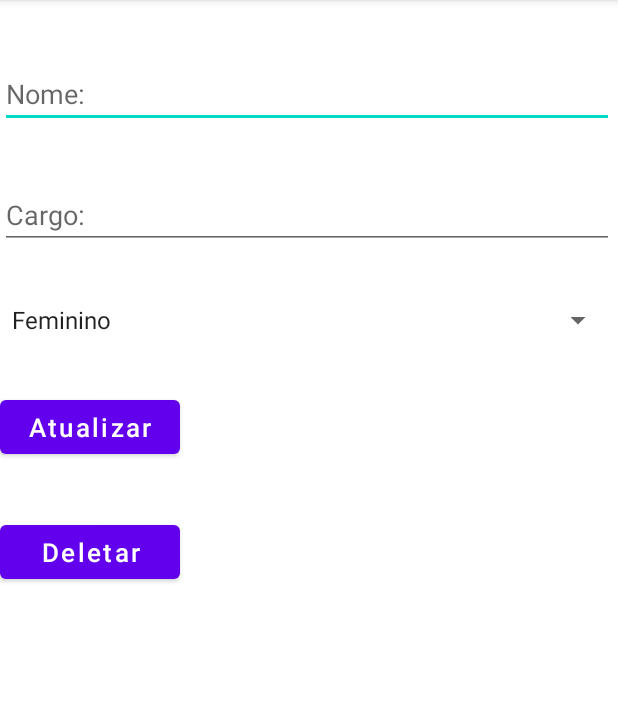
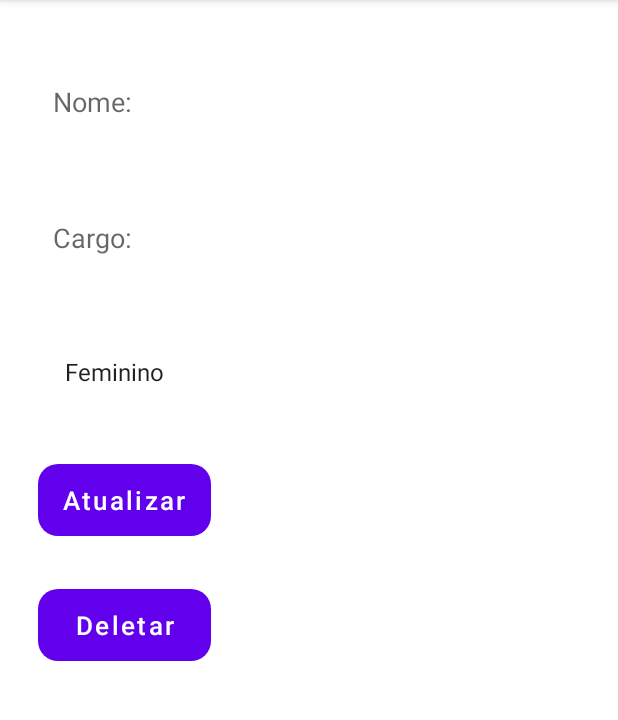
Before and after one commit to MIGUEL-ARCANJO/Not-Emmerson-Not-do-that, an Android app: the AtualizarFuncionario screen opened directly, with no data from a screen before it, on a phone screen of 412 x 824 dp, the part 84-804 px from its top. Run offline under Robolectric (Android 15) with nearby library versions, the phone set to English and light mode, and no system bars; 4 statements that could not run were skipped.

Commit message:
Exemplo Juan completo

```diff
--- a/app/build.gradle
+++ b/app/build.gradle
@@ -8,8 +8,8 @@ android {
 
     defaultConfig {
         applicationId "com.example.funcionarioarrayadapter"
-        minSdk 26
-        targetSdk 32
+        minSdk 24
+        targetSdk 33
         versionCode 1
         versionName "1.0"
 
--- a/app/src/main/java/com/example/funcionarioarrayadapter/controller/FuncionarioController.java
+++ b/app/src/main/java/com/example/funcionarioarrayadapter/controller/FuncionarioController.java
@@ -49,6 +49,4 @@ public class FuncionarioController {
     public Funcionario listFuncionarioByIndex(int index){
         return funcionarios.get(index);
     }
-
-
 }
--- /dev/null
+++ b/app/src/main/res/drawable/btn_shape.xml
@@ -0,0 +1,6 @@
+<?xml version="1.0" encoding="utf-8"?>
+<shape xmlns:android="http://schemas.android.com/apk/res/android">
+
+    <corners android:radius="13dp"/>
+
+</shape>
--- /dev/null
+++ b/app/src/main/res/drawable/ic_baseline_cancel_24.xml
@@ -0,0 +1,5 @@
+<vector android:height="24dp" android:tint="#000000"
+    android:viewportHeight="24" android:viewportWidth="24"
+    android:width="24dp" xmlns:android="http://schemas.android.com/apk/res/android">
+    <path android:fillColor="@android:color/white" android:pathData="M12,2C6.47,2 2,6.47 2,12s4.47,10 10,10 10,-4.47 10,-10S17.53,2 12,2zM17,15.59L15.59,17 12,13.41 8.41,17 7,15.59 10.59,12 7,8.41 8.41,7 12,10.59 15.59,7 17,8.41 13.41,12 17,15.59z"/>
+</vector>
--- /dev/null
+++ b/app/src/main/res/drawable/stroke_txt.xml
@@ -0,0 +1,5 @@
+<?xml version="1.0" encoding="utf-8"?>
+<shape xmlns:android="http://schemas.android.com/apk/res/android">
+    <stroke android:color="@color/white" android:width="2dp"/>
+    <corners android:radius="10dp"/>
+</shape>
--- a/app/src/main/res/layout/activity_atualizar_funcionario.xml
+++ b/app/src/main/res/layout/activity_atualizar_funcionario.xml
@@ -21,7 +21,13 @@
             android:layout_height="wrap_content"
             android:layout_marginTop="40dp"
             android:hint="Nome: "
-            android:inputType="textPersonName" />
+            android:inputType="textPersonName"
+            android:background="@drawable/stroke_txt"
+            android:layout_marginRight="20dp"
+            android:layout_marginLeft="20dp"
+            android:padding="15dp"
+
+            />
 
         <EditText
             android:id="@+id/cargo"
@@ -29,32 +35,55 @@
             android:layout_height="wrap_content"
             android:layout_marginTop="35dp"
             android:hint="Cargo: "
-            android:inputType="textPersonName" />
+            android:inputType="textPersonName"
+            android:background="@drawable/stroke_txt"
+            android:layout_marginRight="20dp"
+            android:layout_marginLeft="20dp"
+            android:padding="15dp"
+
+            />
 
         <Spinner
             android:id="@+id/spinner"
             android:layout_width="match_parent"
             android:layout_height="wrap_content"
             android:layout_marginTop="35dp"
-            android:scrollbarSize="17dp" />
+            android:scrollbarSize="17dp"
+            android:background="@drawable/stroke_txt"
+            android:layout_marginRight="20dp"
+            android:layout_marginLeft="20dp"
+            android:padding="15dp"
+            />
 
         <Button
             android:id="@+id/atualizar"
-            android:layout_width="120dp"
+            android:layout_width="115dp"
             android:layout_height="wrap_content"
             android:layout_marginTop="35dp"
             android:text="Atualizar"
             android:textAllCaps="false"
-            android:textSize="17dp" />
+            android:textSize="17dp"
+            android:background="@drawable/btn_shape"
+            android:layout_marginRight="25dp"
+            android:layout_marginLeft="25dp"
+            android:paddingRight="10dp"
+            android:paddingLeft="10dp"
+            />
 
         <Button
             android:id="@+id/deletar"
-            android:layout_width="120dp"
+            android:layout_width="115dp"
             android:layout_height="wrap_content"
             android:layout_marginTop="35dp"
             android:text="Deletar"
             android:textAllCaps="false"
             android:textSize="17dp"
+            android:background="@drawable/btn_shape"
+            android:layout_marginRight="25dp"
+            android:layout_marginLeft="25dp"
+            android:paddingRight="10dp"
+            android:paddingLeft="10dp"
+
             />
     </LinearLayout>
 
```
Also changed, not shown: app/src/main/java/com/example/funcionarioarrayadapter/MainActivity.java (+37 -1 lines), app/src/main/res/layout/activity_cadastro_funcionario.xml (+23 -3 lines), app/src/main/res/layout/activity_main.xml (+6 -2 lines), app/src/main/res/layout/custom_dialog_funcionario.xml (added, +35 -0 lines), 1 other file.
